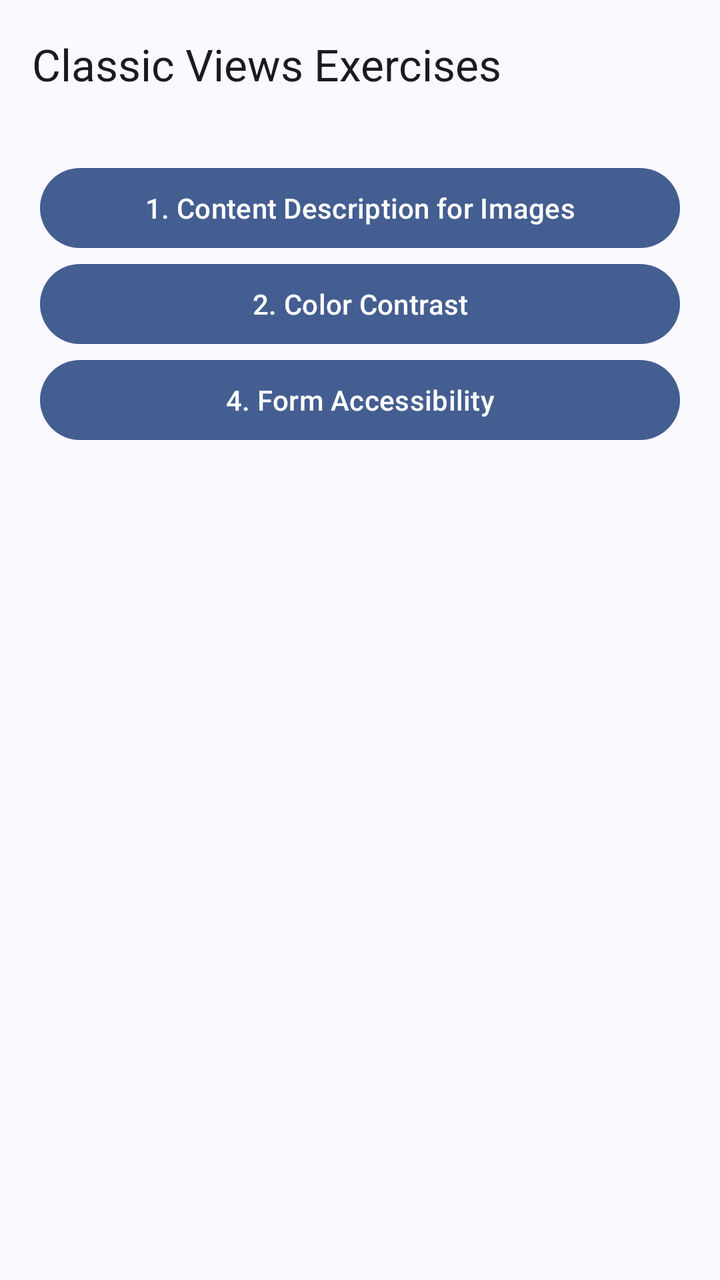
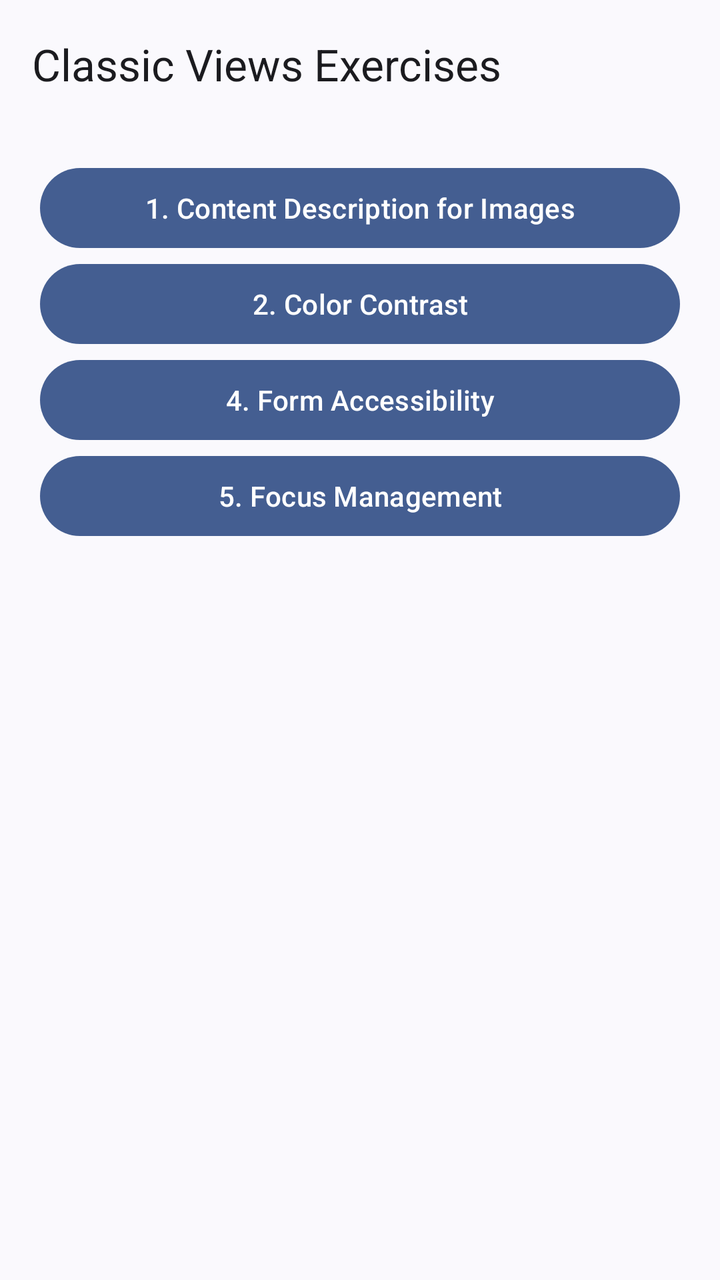

An Android layout rendered at two revisions. The XML below is the earlier revision; the diff shows what the commit changed to produce the second picture.
<!-- AndroidManifest.xml: application theme Theme.AccessibilityExpert -->
<!-- res/layout/activity_classic_views.xml -->
<?xml version="1.0" encoding="utf-8"?>
<androidx.coordinatorlayout.widget.CoordinatorLayout xmlns:android="http://schemas.android.com/apk/res/android"
    xmlns:app="http://schemas.android.com/apk/res-auto"
    xmlns:tools="http://schemas.android.com/tools"
    android:layout_width="match_parent"
    android:layout_height="match_parent"
    android:fitsSystemWindows="true"
    tools:context=".classic.ClassicViewsActivity">

    <com.google.android.material.appbar.AppBarLayout
        android:layout_width="match_parent"
        android:layout_height="wrap_content">

        <androidx.appcompat.widget.Toolbar
            android:id="@+id/toolbar"
            android:layout_width="match_parent"
            android:layout_height="?attr/actionBarSize"
            app:title="@string/classic_views_title"/>

    </com.google.android.material.appbar.AppBarLayout>

    <androidx.core.widget.NestedScrollView
        android:layout_width="match_parent"
        android:layout_height="match_parent"
        app:layout_behavior="@string/appbar_scrolling_view_behavior">

        <androidx.constraintlayout.widget.ConstraintLayout
            android:layout_width="match_parent"
            android:layout_height="wrap_content"
            android:padding="16dp">

            <Button
                android:id="@+id/btn_exercise1"
                android:layout_width="0dp"
                android:layout_height="wrap_content"
                android:layout_marginBottom="8dp"
                android:text="@string/exercise1_title"
                app:layout_constraintTop_toTopOf="parent"
                app:layout_constraintStart_toStartOf="parent"
                app:layout_constraintEnd_toEndOf="parent"
                app:layout_constraintWidth_max="320dp" />

            <Button
                android:id="@+id/btn_exercise2"
                android:layout_width="0dp"
                android:layout_height="wrap_content"
                android:layout_marginBottom="8dp"
                android:text="@string/exercise2_title"
                app:layout_constraintTop_toBottomOf="@id/btn_exercise1"
                app:layout_constraintStart_toStartOf="parent"
                app:layout_constraintEnd_toEndOf="parent"
                app:layout_constraintWidth_max="320dp" />

            <Button
                android:id="@+id/btn_exercise4"
                android:layout_width="0dp"
                android:layout_height="wrap_content"
                android:layout_marginBottom="8dp"
                android:text="@string/exercise4_title"
                app:layout_constraintTop_toBottomOf="@id/btn_exercise2"
                app:layout_constraintStart_toStartOf="parent"
                app:layout_constraintEnd_toEndOf="parent"
                app:layout_constraintWidth_max="320dp" />

            

        </androidx.constraintlayout.widget.ConstraintLayout>
    </androidx.core.widget.NestedScrollView>

</androidx.coordinatorlayout.widget.CoordinatorLayout>
<!-- resources referenced by this layout -->
<resources>
  <string name="classic_views_title">Classic Views Exercises</string>
  <string name="exercise1_title">1. Content Description for Images</string>
  <string name="exercise2_title">2. Color Contrast</string>
  <string name="exercise4_title">4. Form Accessibility</string>
  <style name="Theme.AccessibilityExpert" parent="Theme.Material3.DynamicColors.DayNight.NoActionBar" />
</resources>

<!-- the commit's change to res/layout/activity_classic_views.xml (unified diff, before → after) -->
@@ -62,6 +62,17 @@
                 app:layout_constraintEnd_toEndOf="parent"
                 app:layout_constraintWidth_max="320dp" />
 
+            <Button
+                android:id="@+id/btn_exercise5"
+                android:layout_width="0dp"
+                android:layout_height="wrap_content"
+                android:layout_marginBottom="8dp"
+                android:text="@string/exercise5_title"
+                app:layout_constraintTop_toBottomOf="@id/btn_exercise4"
+                app:layout_constraintStart_toStartOf="parent"
+                app:layout_constraintEnd_toEndOf="parent"
+                app:layout_constraintWidth_max="320dp" />
+
             
 
         </androidx.constraintlayout.widget.ConstraintLayout>
<!-- resource entries referenced after the edit -->
@@ -4,6 +4,7 @@
   <string name="exercise1_title">1. Content Description for Images</string>
   <string name="exercise2_title">2. Color Contrast</string>
   <string name="exercise4_title">4. Form Accessibility</string>
+  <string name="exercise5_title">5. Focus Management</string>
   <style name="Theme.AccessibilityExpert" parent="Theme.Material3.DynamicColors.DayNight.NoActionBar" />
 </resources>
 
